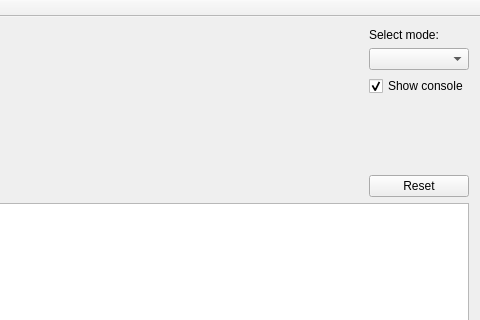
First picture: the form in KinectApp/kinectapp.ui, repository tomasz-marchewka/KinectApp, before the edit; both pictures show x 163 to 643 and y 0 to 320 of the 643 by 428 pixel window.
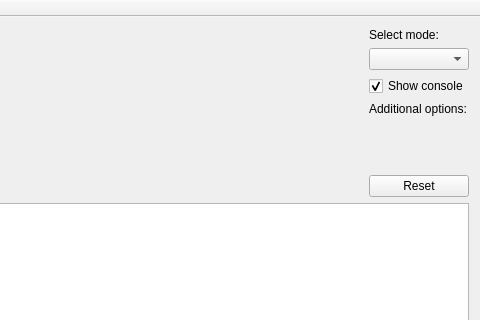
Second picture: the form after the edit. Custom widgets are drawn as their Qt base class.

The edit to the form file:
```diff
--- a/KinectApp/kinectapp.ui
+++ b/KinectApp/kinectapp.ui
@@ -56,6 +56,17 @@
           </property>
          </widget>
         </item>
+        <item>
+         <layout class="QVBoxLayout" name="verticalLayout_4">
+          <item>
+           <widget class="QLabel" name="label_2">
+            <property name="text">
+             <string>Additional options:</string>
+            </property>
+           </widget>
+          </item>
+         </layout>
+        </item>
         <item>
          <spacer name="verticalSpacer">
           <property name="orientation">
```
